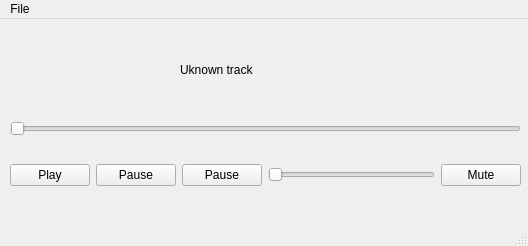
OlesSt/qt_MusicPlayer, file musicplayer.ui: the form before one commit.
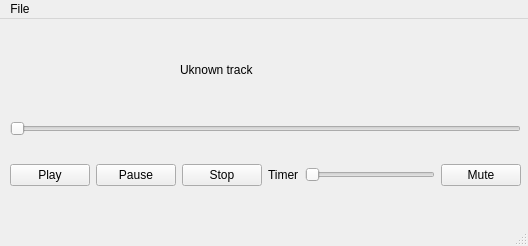
The form after the commit.

Commit message: Implement position slider

Diff of the .ui file:
```diff
--- a/musicplayer.ui
+++ b/musicplayer.ui
@@ -27,7 +27,7 @@
      <string>Uknown track</string>
     </property>
    </widget>
-   <widget class="QWidget" name="">
+   <widget class="QWidget" name="layoutWidget">
     <property name="geometry">
      <rect>
       <x>10</x>
@@ -63,7 +63,14 @@
        <item>
         <widget class="QPushButton" name="pushStop">
          <property name="text">
-          <string>Pause</string>
+          <string>Stop</string>
+         </property>
+        </widget>
+       </item>
+       <item>
+        <widget class="QLabel" name="labelTimer">
+         <property name="text">
+          <string>Timer</string>
          </property>
         </widget>
        </item>
```
Left out of the diff: 2 changed lines with no effect on the pictures. The commit also changes 2 other files.
